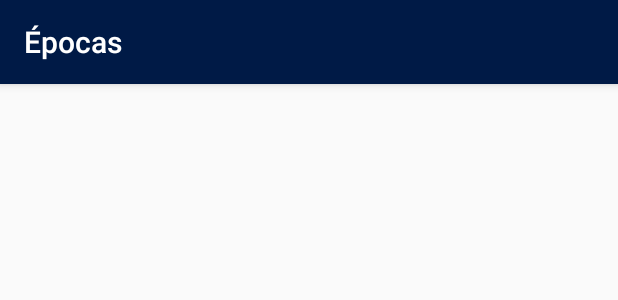
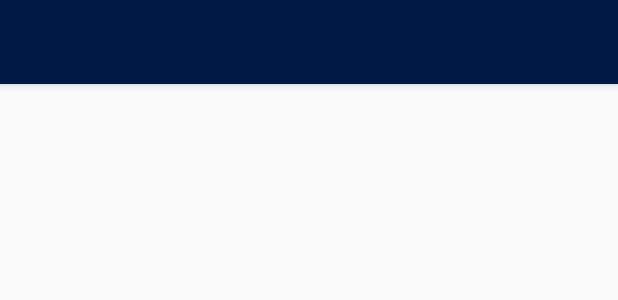
Before and after one commit to aefrhapp/aefrh-app-kt, an Android app: the layout activity_main.xml on its own in the app's theme, with its tools: preview values and no code run, on a phone screen of 412 x 824 dp. Shown: the top 300 px of the screen. Run offline under Robolectric (Android 15) with nearby library versions, the light colour scheme and no system bars.

```diff
--- a/app/build.gradle
+++ b/app/build.gradle
@@ -38,6 +38,10 @@ android {
     compileOptions {
         sourceCompatibility JavaVersion.VERSION_1_8
         targetCompatibility JavaVersion.VERSION_1_8
+    }
+
+    kotlinOptions {
+        jvmTarget = JavaVersion.VERSION_1_8.toString()
     }
 
 }
--- a/app/src/main/java/aefrh/es/aefrh/presentation/fiestas/FiestasListAdapter.kt
+++ b/app/src/main/java/aefrh/es/aefrh/presentation/fiestas/FiestasListAdapter.kt
@@ -1,15 +1,12 @@
 package aefrh.es.aefrh.presentation.fiestas
 
 import aefrh.es.aefrh.R
-import aefrh.es.aefrh.databinding.EpocaItemBinding
 import aefrh.es.aefrh.databinding.FiestaItemBinding
-import aefrh.es.aefrh.domain.Epoca
 import aefrh.es.aefrh.domain.Fiesta
 import android.view.LayoutInflater
 import android.view.View
 import android.view.ViewGroup
 import androidx.databinding.DataBindingUtil
-import androidx.navigation.findNavController
 import androidx.recyclerview.widget.DiffUtil
 import androidx.recyclerview.widget.ListAdapter
 import androidx.recyclerview.widget.RecyclerView
--- a/app/src/main/java/aefrh/es/aefrh/presentation/fiestas/FragmentFiestas.kt
+++ b/app/src/main/java/aefrh/es/aefrh/presentation/fiestas/FragmentFiestas.kt
@@ -2,13 +2,11 @@ package aefrh.es.aefrh.presentation.fiestas
 
 import aefrh.es.aefrh.R
 import aefrh.es.aefrh.presentation.base.BaseFragment
-import aefrh.es.aefrh.utils.SpanningLinearLayoutManager
 import android.view.View
 import androidx.databinding.ViewDataBinding
 import androidx.lifecycle.Observer
 import kotlinx.android.synthetic.main.fragment_fiesta.*
 import org.koin.android.viewmodel.ext.android.viewModel
-import timber.log.Timber
 
 class FragmentFiestas: BaseFragment() {
 
@@ -39,9 +37,6 @@ class FragmentFiestas: BaseFragment() {
 
         vModel.fiestas.observe(viewLifecycleOwner, Observer {
             val result = it.data
-            for(item in result!!) {
-                Timber.e("Fiesta: $item")
-            }
             if (!result.isNullOrEmpty()) adapter.submitList(result)
         })
 
--- a/app/src/main/res/layout/content_main.xml
+++ b/app/src/main/res/layout/content_main.xml
@@ -18,20 +18,20 @@
             android:background="?attr/colorPrimary"
             app:popupTheme="@style/ThemeOverlay.AppCompat.Light">
 
-            <LinearLayout
-                android:layout_width="match_parent"
-                android:layout_height="match_parent"
-                android:orientation="horizontal"
-                android:gravity="center_vertical">
+<!--            <LinearLayout-->
+<!--                android:layout_width="match_parent"-->
+<!--                android:layout_height="match_parent"-->
+<!--                android:orientation="horizontal"-->
+<!--                android:gravity="center_vertical">-->
 
-                <TextView
-                    android:layout_width="wrap_content"
-                    android:layout_height="wrap_content"
-                    android:text="@string/epocas"
-                    android:textColor="@android:color/white"
-                    style="@style/TextAppearance.AppCompat.Widget.ActionBar.Title"/>
+<!--                <TextView-->
+<!--                    android:layout_width="wrap_content"-->
+<!--                    android:layout_height="wrap_content"-->
+<!--                    android:text="@string/epocas"-->
+<!--                    android:textColor="@android:color/white"-->
+<!--                    style="@style/TextAppearance.AppCompat.Widget.ActionBar.Title"/>-->
 
-            </LinearLayout>
+<!--            </LinearLayout>-->
 
         </androidx.appcompat.widget.Toolbar>
 
--- a/app/src/main/res/navigation/nav_graph.xml
+++ b/app/src/main/res/navigation/nav_graph.xml
@@ -9,7 +9,7 @@
     <fragment
         android:id="@+id/fragmentEpocas"
         android:name="aefrh.es.aefrh.presentation.epocas.FragmentEpocas"
-        android:label="fragment_epocas"
+        android:label="@string/epocas"
         tools:layout="@layout/fragment_epocas" >
         <action
             android:id="@+id/action_fragmentEpocas_to_fragmentFiesta"
@@ -24,7 +24,7 @@
     <fragment
         android:id="@+id/fragmentFiesta"
         android:name="aefrh.es.aefrh.presentation.fiestas.FragmentFiestas"
-        android:label="fragment_fiesta"
+        android:label="@string/fiestas"
         tools:layout="@layout/fragment_fiesta" >
         <argument
             android:name="FIESTA_ID"
```
Also changed, not shown: app/src/main/java/aefrh/es/aefrh/presentation/main/MainActivity.kt (+24 -9 lines).
